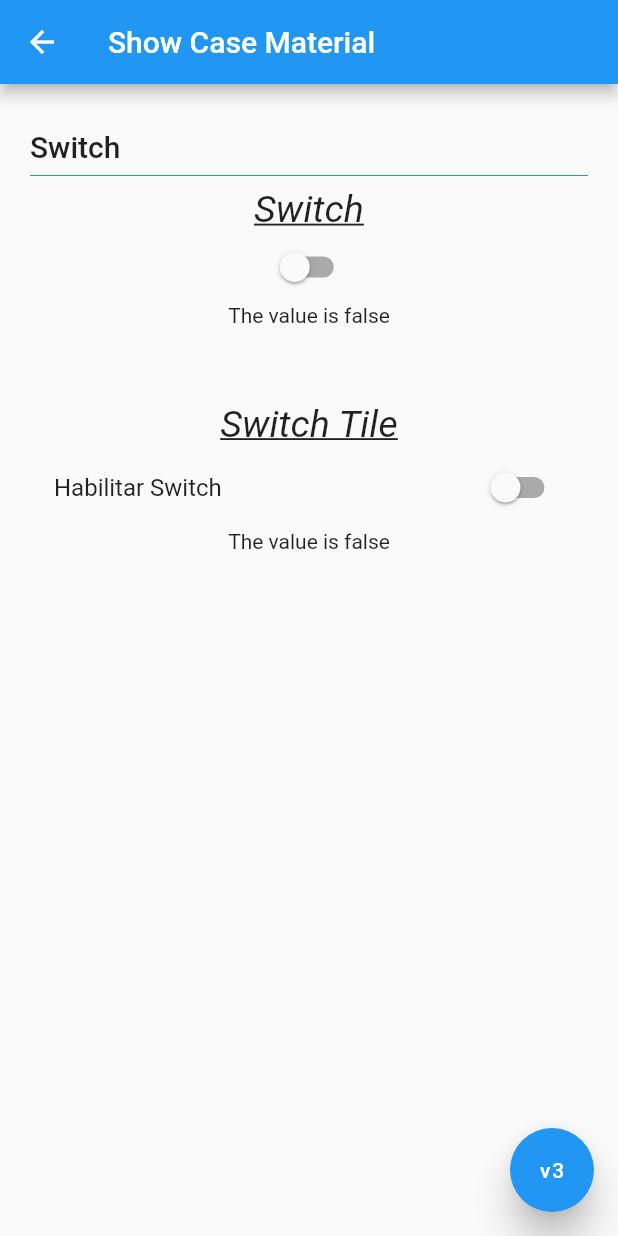
After one commit to WaAlvis/MaterialDesing_show_case, a Flutter app: the SwitchDemoScreen screen opened by its route, on a phone screen of 412 x 824 dp. The commit adds this screen. Run offline on Flutter 3.47's test engine with Material 2 defaults, Android fonts, the phone set to English and light mode, and no system bars.

Commit message:
componentes completados switch y datePicker

```diff
--- a/lib/router/app_routes.dart
+++ b/lib/router/app_routes.dart
@@ -2,6 +2,7 @@ import 'package:flutter/material.dart';
 import 'package:material3_show_case/models/menu_option.dart';
 import 'package:material3_show_case/screens/in_progress_screen.dart';
 import 'package:material3_show_case/screens/screens.dart';
+import 'package:material3_show_case/screens/switch_demo_screen.dart';
 
 class AppRoutes {
   static const initialRoute = 'home';
@@ -72,6 +73,12 @@ class AppRoutes {
       icon: Icons.date_range,
       screen: const DatePickerDemoScreen(),
     ),
+    OptionMenu(
+      title: 'Switch screeen',
+      route: 'switch_screen',
+      icon: Icons.switch_access_shortcut,
+      screen: const SwitchDemoScreen(),
+    ),
   ];
 
   static Map<String, Widget Function(BuildContext)> getAppRoutes() {
--- a/lib/screens/screens.dart
+++ b/lib/screens/screens.dart
@@ -1,19 +1,12 @@
+export  'package:material3_show_case/screens/classic_screen_contador.dart';
+export 'package:material3_show_case/screens/buttons_demos_screen.dart';
+export 'package:material3_show_case/screens/cards_demo_screen.dart';
+export 'package:material3_show_case/screens/chips_demo_screen.dart';
 export 'package:material3_show_case/screens/date_picker_demo_screen.dart';
-
+export 'package:material3_show_case/screens/dialogs_demo_screen.dart';
+export 'package:material3_show_case/screens/home_screen.dart';
 export 'package:material3_show_case/screens/list_tile_demo_screen.dart';
-
-export 'package:material3_show_case/screens/buttons_demos_screen.dart';
-export 'package:material3_show_case/screens/dialogs_demo_screen.dart';
+export 'package:material3_show_case/screens/navigation_bar_demos_screen.dart';
+export 'package:material3_show_case/screens/navigation_bar_demos_screen.dart';
 export 'package:material3_show_case/screens/navigation_rail_demo_screen.dart';
-
-export 'package:material3_show_case/screens/navigation_bar_demos_screen.dart';
-
-export  'package:material3_show_case/screens/classic_screen_contador.dart';
-
-export 'package:material3_show_case/screens/navigation_bar_demos_screen.dart';
-
-export 'package:material3_show_case/screens/chips_demo_screen.dart';
-
-export 'package:material3_show_case/screens/cards_demo_screen.dart';
-
-export 'package:material3_show_case/screens/home_screen.dart';
+import 'package:material3_show_case/screens/switch_demo_screen.dart';
--- /dev/null
+++ b/lib/screens/switch_demo_screen.dart
@@ -0,0 +1,55 @@
+import 'package:flutter/material.dart';
+import 'package:material3_show_case/widgets/widgets.dart';
+class SwitchDemoScreen extends StatefulWidget {
+  const SwitchDemoScreen({super.key});
+
+  @override
+  State<SwitchDemoScreen> createState() => _SwitchDemoScreenState();
+}
+
+class _SwitchDemoScreenState extends State<SwitchDemoScreen> {
+  bool change = false;
+  bool change2 = false;
+  @override
+  Widget build(BuildContext context) {
+    return Scaffold(
+      appBar: const AppBarShowCase(),
+      floatingActionButton: const BtnChangeMaterial(),
+      body: SingleChildScrollView(
+        child: Padding(
+          padding: const EdgeInsets.all(20),
+          child: SectionTitleCaseWidget(
+            title: 'Switch',
+            caseWidget: Column(
+              children: [
+                const Text('Switch', style: TextStyle(fontSize: 25,fontStyle: FontStyle.italic, decoration: TextDecoration.underline),),
+                Switch(
+                  value: change,
+                  onChanged: (_change){
+                    setState(() {
+                      change = _change;
+                    });
+                  }),
+                  Text('The value is $change'),
+
+                  const SizedBox(height: 50,),
+                const Text('Switch Tile', style: TextStyle(fontSize: 25,fontStyle: FontStyle.italic, decoration: TextDecoration.underline),),
+                  SwitchListTile(
+                    activeColor: Colors.indigo,
+                    title: const Text('Habilitar Switch'),
+                    value: change2,
+                    onChanged: (_change2) => setState(() {
+                      change2 = _change2 ;
+                    })
+                  ),
+                  Text('The value is $change2'),
+
+              ],
+
+            ),
+          ),
+        ),
+      ),
+    );
+  }
+}
--- a/pubspec.yaml
+++ b/pubspec.yaml
@@ -35,6 +35,7 @@ dependencies:
   # The following adds the Cupertino Icons font to your application.
   # Use with the CupertinoIcons class for iOS style icons.
   cupertino_icons: ^1.0.2
+  intl: ^0.17.0
 
 dev_dependencies:
   flutter_test:
```
Also changed, not shown: lib/screens/date_picker_demo_screen.dart (+92 -10 lines), lib/widgets/widgets.dart (+2 -5 lines), pubspec.lock.
